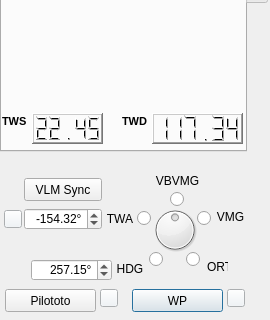
First picture: the form in src/plugins/newVlmBoard/BoardVlmNew.ui, repository nohal/qtVlm, before the edit; both pictures show x 0 to 270 and y 189 to 509 of the 270 by 509 pixel window.
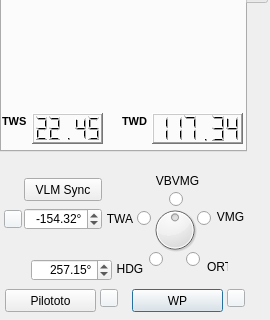
Second picture: the form after the edit. Custom widgets are drawn as their Qt base class.

Patch:
```diff
--- a/src/plugins/newVlmBoard/BoardVlmNew.ui
+++ b/src/plugins/newVlmBoard/BoardVlmNew.ui
@@ -1148,7 +1148,7 @@
    <widget class="QRadioButton" name="rd_VBVMG">
     <property name="geometry">
      <rect>
-      <x>170</x>
+      <x>169</x>
       <y>42</y>
       <width>16</width>
       <height>17</height>
```
